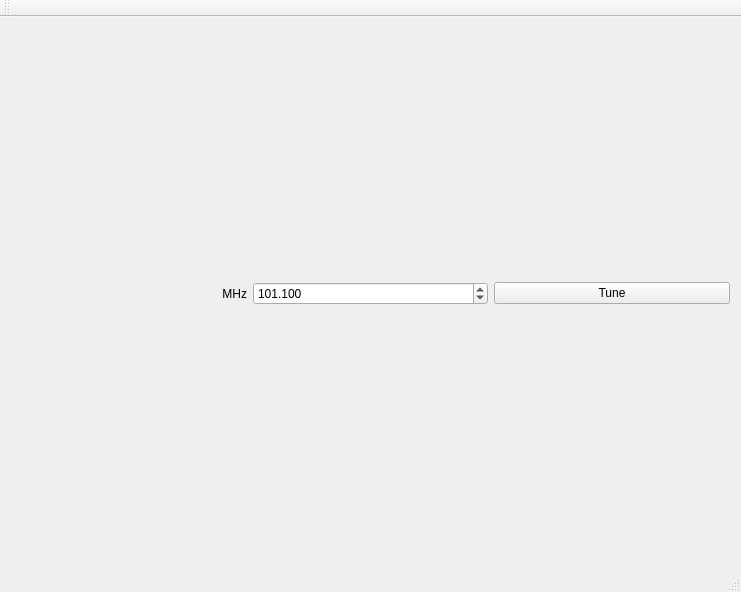
This is GUI/mainwindow.ui in lemontongs/myhackrf as Qt 5 draws it before an edit. The edited form follows.
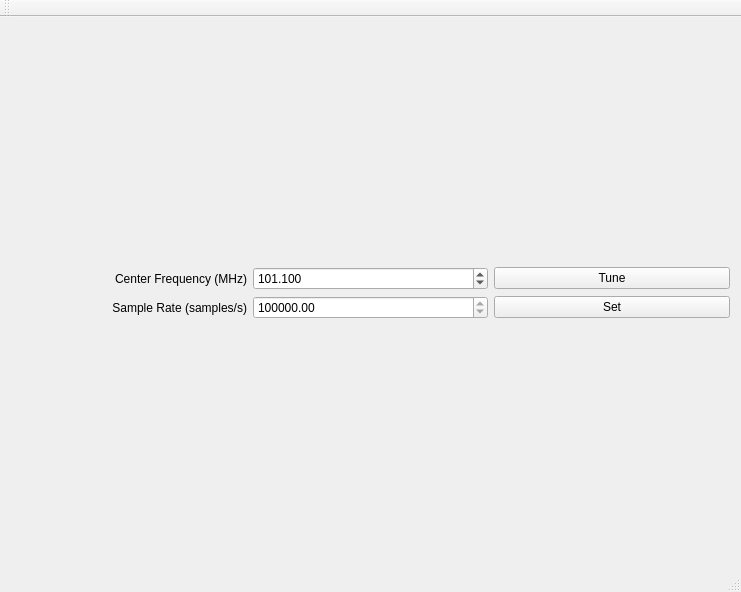
This is the edited form.

```diff
--- a/GUI/mainwindow.ui
+++ b/GUI/mainwindow.ui
@@ -17,6 +17,23 @@
    <layout class="QGridLayout" name="gridLayout_2">
     <item row="0" column="0">
      <layout class="QGridLayout" name="gridLayout">
+      <item row="0" column="2">
+       <widget class="QPushButton" name="pushButton">
+        <property name="text">
+         <string>Tune</string>
+        </property>
+       </widget>
+      </item>
+      <item row="0" column="0">
+       <widget class="QLabel" name="label">
+        <property name="text">
+         <string>Center Frequency (MHz)</string>
+        </property>
+        <property name="alignment">
+         <set>Qt::AlignRight|Qt::AlignTrailing|Qt::AlignVCenter</set>
+        </property>
+       </widget>
+      </item>
       <item row="0" column="1">
        <widget class="QDoubleSpinBox" name="doubleSpinBox">
         <property name="suffix">
@@ -36,23 +53,36 @@
         </property>
        </widget>
       </item>
-      <item row="0" column="2">
-       <widget class="QPushButton" name="pushButton">
-        <property name="text">
-         <string>Tune</string>
+      <item row="1" column="1">
+       <widget class="QDoubleSpinBox" name="doubleSpinBox_2">
+        <property name="minimum">
+         <double>1000000.000000000000000</double>
+        </property>
+        <property name="maximum">
+         <double>20000000.000000000000000</double>
+        </property>
+        <property name="value">
+         <double>8000000.000000000000000</double>
         </property>
        </widget>
       </item>
-      <item row="0" column="0">
-       <widget class="QLabel" name="label">
+      <item row="1" column="0">
+       <widget class="QLabel" name="label_2">
         <property name="text">
-         <string>MHz</string>
+         <string>Sample Rate (samples/s)</string>
         </property>
         <property name="alignment">
          <set>Qt::AlignRight|Qt::AlignTrailing|Qt::AlignVCenter</set>
         </property>
        </widget>
       </item>
+      <item row="1" column="2">
+       <widget class="QPushButton" name="pushButton_2">
+        <property name="text">
+         <string>Set</string>
+        </property>
+       </widget>
+      </item>
      </layout>
     </item>
    </layout>
```
